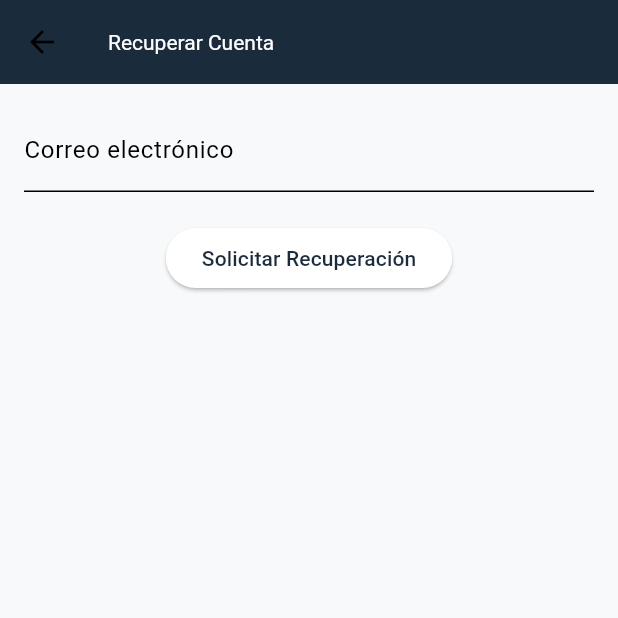
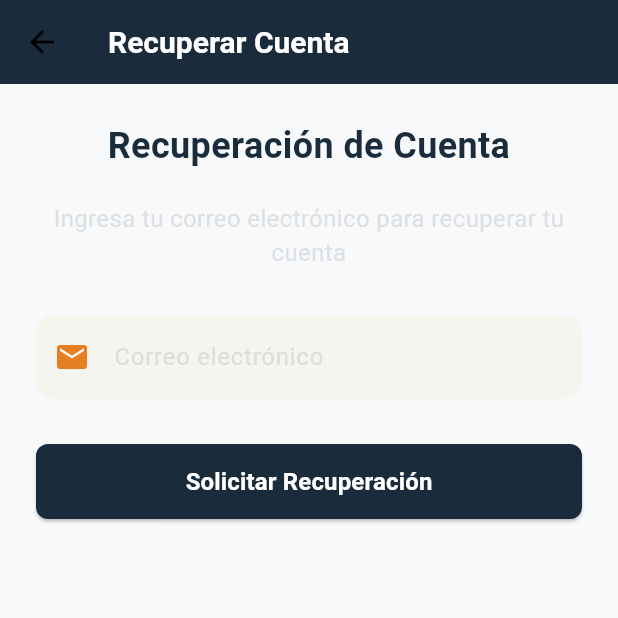
Before and after one commit to deisylop21/RentzMovil, a Flutter app: the RecoveryPage screen opened by its route, on a phone screen of 412 x 824 dp, the top half of it. Run offline on Flutter 3.47's test engine with Material 3 defaults, Android fonts, the phone set to English and light mode, and no system bars; our stand-ins replace cached_network_image, firebase_core, firebase_messaging, flutter_slidable, image_picker, shared_preferences and 3 more; missing offline and left inert: webview_flutter_android, webview_flutter_wkwebview; accounts and stored records are empty; network calls fail.

Commit message:
Se me olvido este

```diff
--- a/src/lib/pages/recovery_page.dart
+++ b/src/lib/pages/recovery_page.dart
@@ -1,7 +1,10 @@
 import 'package:flutter/material.dart';
 import '../api/recovery_api.dart';
+import '../theme/app_theme.dart';
 
 class RecoveryPage extends StatefulWidget {
+  const RecoveryPage({Key? key}) : super(key: key);
+
   @override
   _RecoveryPageState createState() => _RecoveryPageState();
 }
@@ -10,8 +13,8 @@ class _RecoveryPageState extends State<RecoveryPage> {
   final _emailController = TextEditingController();
   final _codeController = TextEditingController();
   final _passwordController = TextEditingController();
-
   bool _isCodeRequested = false;
+  bool _isPasswordObscured = true;
 
   void _solicitarRecuperacion() async {
     try {
@@ -21,12 +24,18 @@ class _RecoveryPageState extends State<RecoveryPage> {
           _isCodeRequested = true;
         });
         ScaffoldMessenger.of(context).showSnackBar(
-          SnackBar(content: Text(response['message'])),
+          SnackBar(
+            content: Text(response['message']),
+            backgroundColor: AppTheme.successColor,
+          ),
         );
       }
     } catch (e) {
       ScaffoldMessenger.of(context).showSnackBar(
-        SnackBar(content: Text('Error al solicitar recuperación de cuenta')),
+        SnackBar(
+          content: Text('Error al solicitar recuperación de cuenta'),
+          backgroundColor: AppTheme.errorColor,
+        ),
       );
     }
   }
@@ -40,12 +49,18 @@ class _RecoveryPageState extends State<RecoveryPage> {
       );
       if (response['success']) {
         ScaffoldMessenger.of(context).showSnackBar(
-          SnackBar(content: Text(response['message'])),
+          SnackBar(
+            content: Text(response['message']),
+            backgroundColor: AppTheme.successColor,
+          ),
         );
       }
     } catch (e) {
       ScaffoldMessenger.of(context).showSnackBar(
-        SnackBar(content: Text('Error al verificar el código de recuperación')),
+        SnackBar(
+          content: Text('Error al verificar el código de recuperación'),
+          backgroundColor: AppTheme.errorColor,
+        ),
       );
     }
   }
@@ -53,34 +68,157 @@ class _RecoveryPageState extends State<RecoveryPage> {
   @override
   Widget build(BuildContext context) {
     return Scaffold(
-      appBar: AppBar(title: Text('Recuperar Cuenta')),
-      body: Padding(
-        padding: const EdgeInsets.all(16.0),
-        child: Column(
-          children: [
-            TextField(
-              controller: _emailController,
-              decoration: InputDecoration(labelText: 'Correo electrónico'),
+      backgroundColor: AppTheme.backgroundColor,
+      appBar: AppBar(
+        title: Text(
+          'Recuperar Cuenta',
+          style: AppTheme.titleStyle.copyWith(color: AppTheme.White),
+        ),
+        backgroundColor: AppTheme.primaryColor,
+        elevation: 0,
+      ),
+      body: SafeArea(
+        child: SingleChildScrollView(
+          child: Padding(
+            padding: const EdgeInsets.all(24.0),
+            child: Column(
+              crossAxisAlignment: CrossAxisAlignment.stretch,
+              children: [
+                Text(
+                  'Recuperación de Cuenta',
+                  style: AppTheme.titleStyle.copyWith(
+                    fontSize: 24,
+                    color: AppTheme.titulob, //titulo
+                  ),
+                  textAlign: TextAlign.center,
+                ),
+                const SizedBox(height: 20),
+                Text(
+                  _isCodeRequested
+                      ? 'Ingresa el código de recuperación y tu nueva contraseña'
+                      : 'Ingresa tu correo electrónico para recuperar tu cuenta',
+                  style: AppTheme.subtitleStyle,
+                  textAlign: TextAlign.center,
+                ),
+                const SizedBox(height: 30),
+                _buildEmailTextField(),
+                if (_isCodeRequested) ...[
+                  const SizedBox(height: 16),
+                  _buildRecoveryCodeTextField(),
+                  const SizedBox(height: 16),
+                  _buildPasswordTextField(),
+                ],
+                const SizedBox(height: 30),
+                _buildSubmitButton(),
+              ],
             ),
-            if (_isCodeRequested) ...[
-              TextField(
-                controller: _codeController,
-                decoration: InputDecoration(labelText: 'Código de recuperación'),
-              ),
-              TextField(
-                controller: _passwordController,
-                decoration: InputDecoration(labelText: 'Nueva contraseña'),
-                obscureText: true,
-              ),
-            ],
-            SizedBox(height: 20),
-            ElevatedButton(
-              onPressed: _isCodeRequested ? _verificarCodigo : _solicitarRecuperacion,
-              child: Text(_isCodeRequested ? 'Verificar Código' : 'Solicitar Recuperación'),
-            ),
-          ],
+          ),
         ),
       ),
     );
   }
+
+  Widget _buildEmailTextField() {
+    return TextField(
+      controller: _emailController,
+      decoration: InputDecoration(
+        labelText: 'Correo electrónico',
+        labelStyle: TextStyle(color: AppTheme.grey),
+        prefixIcon: Icon(Icons.email, color: AppTheme.secondaryColor), //icono
+        filled: true,
+        fillColor: AppTheme.text5,
+        border: OutlineInputBorder(
+          borderRadius: BorderRadius.circular(12),
+          borderSide: BorderSide.none,
+        ),
+        focusedBorder: OutlineInputBorder(
+          borderRadius: BorderRadius.circular(12),
+          borderSide: BorderSide(color: AppTheme.accentColor, width: 2),
+        ),
+      ),
+      style: TextStyle(color: AppTheme.text),
+      keyboardType: TextInputType.emailAddress,
+    );
+  }
+
+  Widget _buildRecoveryCodeTextField() {
+    return TextField(
+      controller: _codeController,
+      decoration: InputDecoration(
+        labelText: 'Código de recuperación',
+        labelStyle: TextStyle(color: AppTheme.grey),
+        prefixIcon: Icon(Icons.security, color: AppTheme.secondaryColor), //icono
+        filled: true,
+        fillColor: AppTheme.text5,
+        border: OutlineInputBorder(
+          borderRadius: BorderRadius.circular(12),
+          borderSide: BorderSide.none,
+        ),
+        focusedBorder: OutlineInputBorder(
+          borderRadius: BorderRadius.circular(12),
+          borderSide: BorderSide(color: AppTheme.accentColor, width: 2),
+        ),
+      ),
+      style: TextStyle(color: AppTheme.text),
+    );
+  }
+
+  Widget _buildPasswordTextField() {
+    return TextField(
+      controller: _passwordController,
+      decoration: InputDecoration(
+        labelText: 'Nueva contraseña',
+        labelStyle: TextStyle(color: AppTheme.grey),
+        prefixIcon: Icon(Icons.lock, color: AppTheme.secondaryColor), //icono
+        suffixIcon: IconButton(
+          icon: Icon(
+            _isPasswordObscured ? Icons.visibility : Icons.visibility_off,
+            color: AppTheme.secondaryColor, //icono
+          ),
+          onPressed: () {
+            setState(() {
+              _isPasswordObscured = !_isPasswordObscured;
+            });
+          },
+        ),
+        filled: true,
+        fillColor: AppTheme.text5,
+        border: OutlineInputBorder(
+          borderRadius: BorderRadius.circular(12),
+          borderSide: BorderSide.none,
+        ),
+        focusedBorder: OutlineInputBorder(
+          borderRadius: BorderRadius.circular(12),
+          borderSide: BorderSide(color: AppTheme.accentColor, width: 2),
+        ),
+      ),
+      style: TextStyle(color: AppTheme.text),
+      obscureText: _isPasswordObscured,
+    );
+  }
+
+  Widget _buildSubmitButton() {
+    return ElevatedButton(
+      onPressed: _isCodeRequested ? _verificarCodigo : _solicitarRecuperacion,
+      style: AppTheme.primaryButtonStyle.copyWith(
+        minimumSize: MaterialStateProperty.all(const Size(double.infinity, 50)),
+      ),
+      child: Text(
+        _isCodeRequested ? 'Verificar Código' : 'Solicitar Recuperación',
+        style: TextStyle(
+          fontSize: 16,
+          fontWeight: FontWeight.bold,
+          color: AppTheme.White,
+        ),
+      ),
+    );
+  }
+
+  @override
+  void dispose() {
+    _emailController.dispose();
+    _codeController.dispose();
+    _passwordController.dispose();
+    super.dispose();
+  }
 }
```
